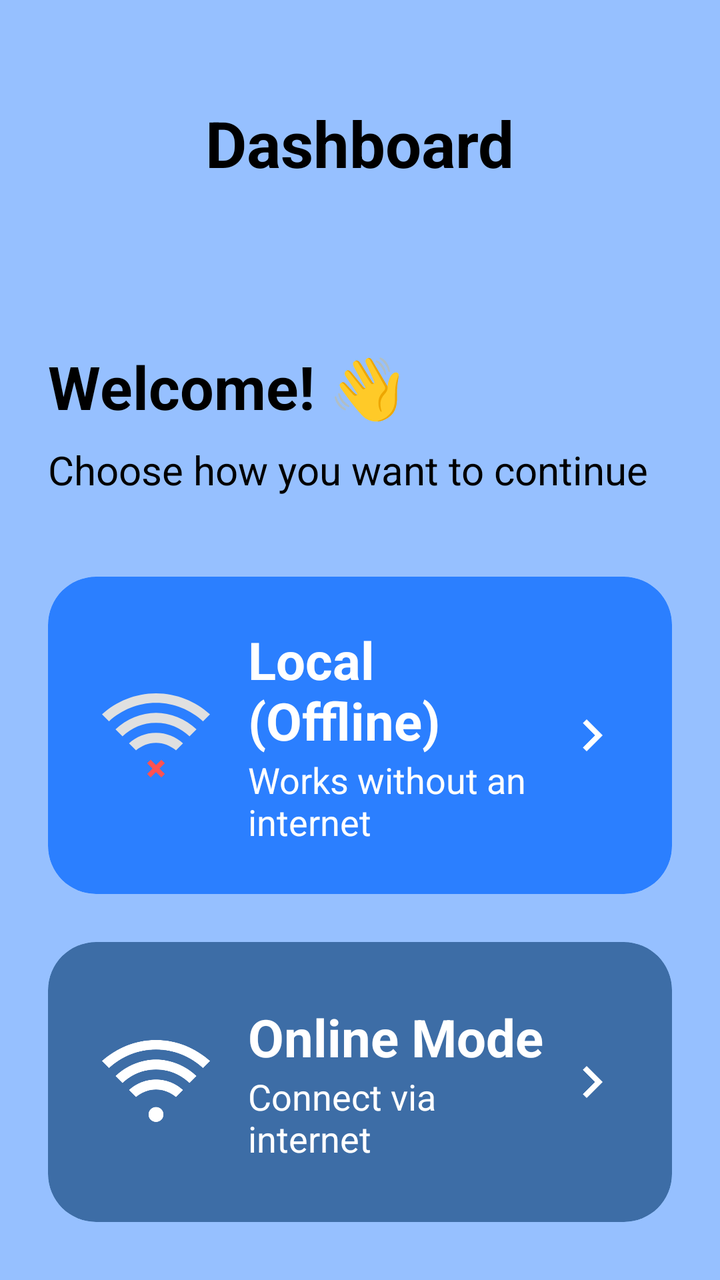
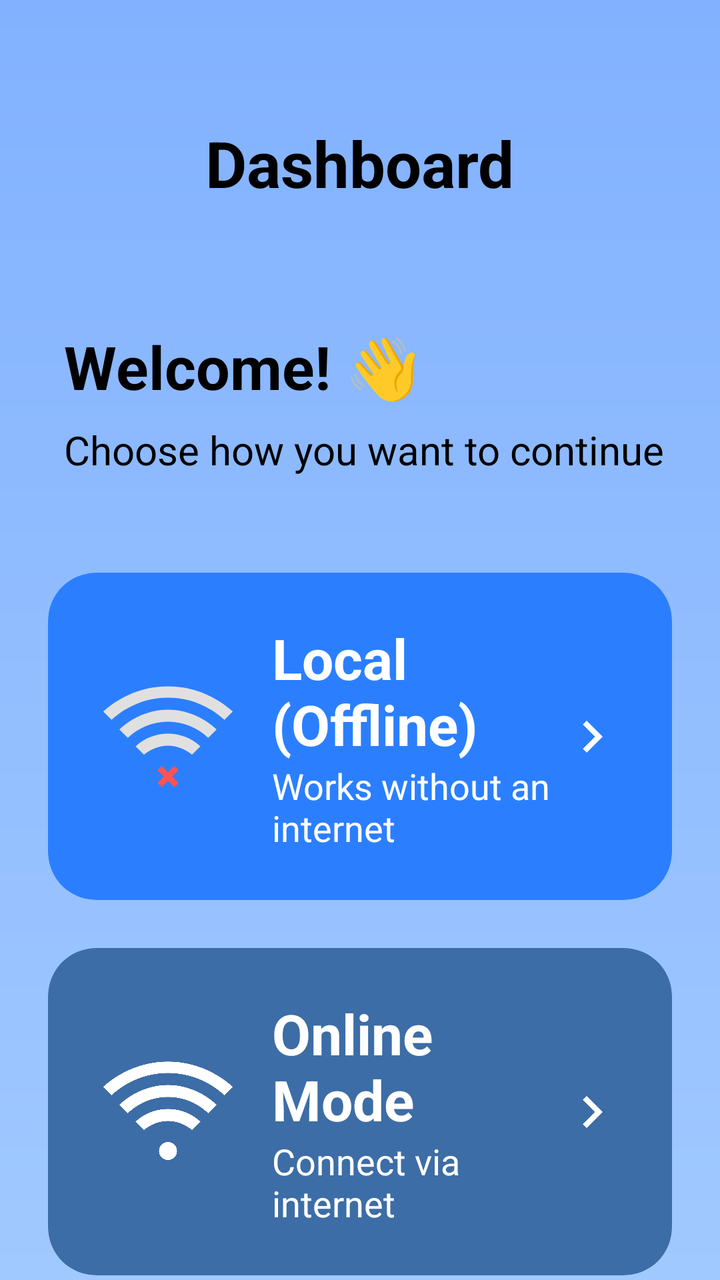

Two renders of the same Android screen: before a commit and after it. Below are the layout's source before the change and the commit's diff.
<!-- AndroidManifest.xml: application theme Theme.LuminaPoll -->
<!-- res/layout/dashboard_activity_home.xml -->
<?xml version="1.0" encoding="utf-8"?>
<FrameLayout xmlns:android="http://schemas.android.com/apk/res/android"
    xmlns:app="http://schemas.android.com/apk/res-auto"
    xmlns:tools="http://schemas.android.com/tools"
    android:id="@+id/main"
    android:layout_width="match_parent"
    android:layout_height="match_parent"
    android:background="@color/color_l75">

    <androidx.core.widget.NestedScrollView
        android:layout_width="match_parent"
        android:layout_height="match_parent"
        android:fillViewport="true">

        <androidx.constraintlayout.widget.ConstraintLayout
            android:layout_width="match_parent"
            android:layout_height="wrap_content"
            android:paddingTop="@dimen/margin_top"
            android:paddingBottom="@dimen/spacing_large">

            <TextView
                android:id="@+id/dashboard_title"
                android:layout_width="wrap_content"
                android:layout_height="wrap_content"
                android:text="@string/dashboard_title"
                android:textColor="@color/black"
                android:textSize="32sp"
                android:textStyle="bold"
                app:layout_constraintEnd_toEndOf="parent"
                app:layout_constraintStart_toStartOf="parent"
                app:layout_constraintTop_toTopOf="parent" />

            <TextView
                android:id="@+id/welcome_label"
                android:layout_width="wrap_content"
                android:layout_height="wrap_content"
                android:layout_marginStart="@dimen/spacing_large"
                android:layout_marginTop="80dp"
                android:text="@string/welcome_title"
                android:textColor="@color/black"
                android:textSize="30sp"
                android:textStyle="bold"
                app:layout_constraintStart_toStartOf="parent"
                app:layout_constraintTop_toBottomOf="@id/dashboard_title" />

            <TextView
                android:id="@+id/instruction_label"
                android:layout_width="wrap_content"
                android:layout_height="wrap_content"
                android:layout_marginStart="@dimen/spacing_large"
                android:layout_marginTop="@dimen/spacing_small"
                android:text="@string/choose_mode_instruction"
                android:textColor="@color/black"
                android:textSize="20sp"
                app:layout_constraintStart_toStartOf="parent"
                app:layout_constraintTop_toBottomOf="@id/welcome_label" />

            
            <androidx.cardview.widget.CardView
                android:id="@+id/mode_local"
                android:layout_width="match_parent"
                android:layout_height="wrap_content"
                android:layout_marginHorizontal="@dimen/spacing_large"
                android:layout_marginTop="40dp"
                android:clickable="true"
                android:focusable="true"
                android:foreground="?attr/selectableItemBackground"
                app:cardBackgroundColor="@color/color_l200"
                app:cardCornerRadius="@dimen/corner_radius_card"
                app:cardElevation="0dp"
                app:layout_constraintTop_toBottomOf="@id/instruction_label">

                <androidx.constraintlayout.widget.ConstraintLayout
                    android:layout_width="match_parent"
                    android:layout_height="wrap_content"
                    android:minHeight="140dp"
                    android:padding="@dimen/spacing_large">

                    <ImageView
                        android:id="@+id/local_icon"
                        android:layout_width="60dp"
                        android:layout_height="60dp"
                        android:src="@drawable/ic_no_net"
                        app:layout_constraintBottom_toBottomOf="parent"
                        app:layout_constraintStart_toStartOf="parent"
                        app:layout_constraintTop_toTopOf="parent" />

                    <TextView
                        android:id="@+id/local_mode_title"
                        android:layout_width="0dp"
                        android:layout_height="wrap_content"
                        android:layout_marginStart="@dimen/spacing_medium"
                        android:text="@string/local_mode_title"
                        android:textColor="@color/white"
                        android:textSize="26sp"
                        android:textStyle="bold"
                        app:layout_constraintBottom_toTopOf="@id/local_mode_sub"
                        app:layout_constraintEnd_toStartOf="@id/local_arrow"
                        app:layout_constraintStart_toEndOf="@id/local_icon"
                        app:layout_constraintTop_toTopOf="parent"
                        app:layout_constraintVertical_chainStyle="packed" />

                    <TextView
                        android:id="@+id/local_mode_sub"
                        android:layout_width="0dp"
                        android:layout_height="wrap_content"
                        android:text="@string/local_mode_desc"
                        android:textColor="@color/white"
                        android:textSize="18sp"
                        app:layout_constraintBottom_toBottomOf="parent"
                        app:layout_constraintEnd_toStartOf="@id/local_arrow"
                        app:layout_constraintStart_toStartOf="@id/local_mode_title"
                        app:layout_constraintTop_toBottomOf="@id/local_mode_title" />

                    <ImageView
                        android:id="@+id/local_arrow"
                        android:layout_width="32dp"
                        android:layout_height="32dp"
                        android:src="@drawable/ic_next_arrow"
                        app:layout_constraintBottom_toBottomOf="parent"
                        app:layout_constraintEnd_toEndOf="parent"
                        app:layout_constraintTop_toTopOf="parent"
                        app:tint="@color/white" />

                </androidx.constraintlayout.widget.ConstraintLayout>
            </androidx.cardview.widget.CardView>

            
            <androidx.cardview.widget.CardView
                android:id="@+id/mode_online"
                android:layout_width="match_parent"
                android:layout_height="wrap_content"
                android:layout_marginHorizontal="@dimen/spacing_large"
                android:layout_marginTop="@dimen/spacing_large"
                android:clickable="true"
                android:focusable="true"
                android:foreground="?attr/selectableItemBackground"
                app:cardBackgroundColor="@color/color_d300"
                app:cardCornerRadius="@dimen/corner_radius_card"
                app:cardElevation="0dp"
                app:layout_constraintTop_toBottomOf="@id/mode_local">

                <androidx.constraintlayout.widget.ConstraintLayout
                    android:layout_width="match_parent"
                    android:layout_height="wrap_content"
                    android:minHeight="140dp"
                    android:padding="@dimen/spacing_large">

                    <ImageView
                        android:id="@+id/online_icon"
                        android:layout_width="60dp"
                        android:layout_height="60dp"
                        android:src="@drawable/ic_net"
                        app:layout_constraintBottom_toBottomOf="parent"
                        app:layout_constraintStart_toStartOf="parent"
                        app:layout_constraintTop_toTopOf="parent"
                        app:tint="@color/white" />

                    <TextView
                        android:id="@+id/online_mode_title"
                        android:layout_width="0dp"
                        android:layout_height="wrap_content"
                        android:layout_marginStart="@dimen/spacing_medium"
                        android:text="@string/online_mode_title"
                        android:textColor="@color/white"
                        android:textSize="26sp"
                        android:textStyle="bold"
                        app:layout_constraintBottom_toTopOf="@id/online_mode_sub"
                        app:layout_constraintEnd_toStartOf="@id/online_arrow"
                        app:layout_constraintStart_toEndOf="@id/online_icon"
                        app:layout_constraintTop_toTopOf="parent"
                        app:layout_constraintVertical_chainStyle="packed" />

                    <TextView
                        android:id="@+id/online_mode_sub"
                        android:layout_width="0dp"
                        android:layout_height="wrap_content"
                        android:text="@string/online_mode_desc"
                        android:textColor="@color/white"
                        android:textSize="18sp"
                        app:layout_constraintBottom_toBottomOf="parent"
                        app:layout_constraintEnd_toStartOf="@id/online_arrow"
                        app:layout_constraintStart_toStartOf="@id/online_mode_title"
                        app:layout_constraintTop_toBottomOf="@id/online_mode_title" />

                    <ImageView
                        android:id="@+id/online_arrow"
                        android:layout_width="32dp"
                        android:layout_height="32dp"
                        android:src="@drawable/ic_next_arrow"
                        app:layout_constraintBottom_toBottomOf="parent"
                        app:layout_constraintEnd_toEndOf="parent"
                        app:layout_constraintTop_toTopOf="parent"
                        app:tint="@color/white" />

                </androidx.constraintlayout.widget.ConstraintLayout>
            </androidx.cardview.widget.CardView>

        </androidx.constraintlayout.widget.ConstraintLayout>
    </androidx.core.widget.NestedScrollView>
</FrameLayout>
<!-- resources referenced by this layout -->
<resources>
  <color name="black">#FF000000</color>
  <color name="color_d300">#3D6DA6</color>
  <color name="color_l200">#2B7FFF</color>
  <color name="color_l75">#96C0FF</color>
  <color name="white">#FFFFFFFF</color>
  <dimen name="corner_radius_card">24dp</dimen>
  <dimen name="margin_top">50dp</dimen>
  <dimen name="spacing_large">24dp</dimen>
  <dimen name="spacing_medium">16dp</dimen>
  <dimen name="spacing_small">8dp</dimen>
  <!-- drawable ic_net (drawable) -->
  <vector xmlns:android="http://schemas.android.com/apk/res/android"
      android:width="24dp"
      android:height="24dp"
      android:viewportWidth="24"
      android:viewportHeight="24">
      <path
          android:fillColor="#FFFFFF"
          android:pathData="M12,5.5C8.4,5.5 5.1,6.9 2.6,9.2L1.2,7.8C4.1,5.2 7.9,3.6 12,3.6s7.9,1.6 10.8,4.2l-1.4,1.4C18.9,6.9 15.6,5.5 12,5.5z"/>
      <path
          android:fillColor="#FFFFFF"
          android:pathData="M12,9.5C9.4,9.5 7.1,10.5 5.3,12.2l-1.4,-1.4c2.2,-2.1 5.2,-3.3 8.1,-3.3s5.9,1.2 8.1,3.3l-1.4,1.4C16.9,10.5 14.6,9.5 12,9.5z"/>
      <path
          android:fillColor="#FFFFFF"
          android:pathData="M12,13.5c-1.5,0 -2.9,0.6 -4,1.5l-1.4,-1.4c1.4,-1.3 3.3,-2.1 5.4,-2.1s4,0.8 5.4,2.1l-1.4,1.4C14.9,14.1 13.5,13.5 12,13.5z"/>
      <path
          android:fillColor="#FFFFFF"
          android:pathData="M12,18.5m-1.5,0a1.5,1.5 0,1 1,3 0a1.5,1.5 0,1 1,-3 0"/>
  </vector>
  <!-- drawable ic_next_arrow (drawable) -->
  <vector xmlns:android="http://schemas.android.com/apk/res/android"
      android:width="32dp"
      android:height="32dp"
      android:viewportWidth="24"
      android:viewportHeight="24">
      <path
          android:fillColor="@android:color/white"
          android:pathData="M8.59,16.59L13.17,12L8.59,7.41L10,6l6,6l-6,6L8.59,16.59z" />
  </vector>
  <!-- drawable ic_no_net (drawable) -->
  <vector xmlns:android="http://schemas.android.com/apk/res/android"
      android:width="24dp"
      android:height="24dp"
      android:viewportWidth="24"
      android:viewportHeight="24">
      <path
          android:fillColor="#E0E0E0"
          android:pathData="M12,5.5C8.4,5.5 5.1,6.9 2.6,9.2L1.2,7.8C4.1,5.2 7.9,3.6 12,3.6s7.9,1.6 10.8,4.2l-1.4,1.4C18.9,6.9 15.6,5.5 12,5.5z"/>
      <path
          android:fillColor="#E0E0E0"
          android:pathData="M12,9.5C9.4,9.5 7.1,10.5 5.3,12.2l-1.4,-1.4c2.2,-2.1 5.2,-3.3 8.1,-3.3s5.9,1.2 8.1,3.3l-1.4,1.4C16.9,10.5 14.6,9.5 12,9.5z"/>
      <path
          android:fillColor="#E0E0E0"
          android:pathData="M12,13.5c-1.5,0 -2.9,0.6 -4,1.5l-1.4,-1.4c1.4,-1.3 3.3,-2.1 5.4,-2.1s4,0.8 5.4,2.1l-1.4,1.4C14.9,14.1 13.5,13.5 12,13.5z"/>
      
      <path
          android:fillColor="#FF5252"
          android:pathData="M12,17.94l1.06,-1.06l0.71,0.71l-1.06,1.06l1.06,1.06l-0.71,0.71l-1.06,-1.06l-1.06,1.06l-0.71,-0.71l1.06,-1.06l-1.06,-1.06l0.71,-0.71z"/>
  </vector>
  <string name="choose_mode_instruction">Choose how you want to continue</string>
  <string name="dashboard_title">Dashboard</string>
  <string name="local_mode_desc">Works without an internet</string>
  <string name="local_mode_title">Local (Offline)</string>
  <string name="online_mode_desc">Connect via internet</string>
  <string name="online_mode_title">Online Mode</string>
  <string name="welcome_title">Welcome! 👋</string>
  <style name="Theme.LuminaPoll" parent="Theme.AppCompat.DayNight.NoActionBar">
          <item name="colorPrimary">@color/primary_purple</item>
          <item name="android:statusBarColor">@android:color/transparent</item>
          <item name="android:navigationBarColor">@android:color/transparent</item>
      </style>
  <color name="primary_purple">@color/color_v300</color>
  <color name="color_v300">#7400CC</color>
</resources>

<!-- the commit's change to res/layout/dashboard_activity_home.xml (unified diff, before → after) -->
@@ -5,7 +5,7 @@
     android:id="@+id/main"
     android:layout_width="match_parent"
     android:layout_height="match_parent"
-    android:background="@color/color_l75">
+    android:background="@drawable/bg_home_gradient">
 
     <androidx.core.widget.NestedScrollView
         android:layout_width="match_parent"
@@ -15,14 +15,14 @@
         <androidx.constraintlayout.widget.ConstraintLayout
             android:layout_width="match_parent"
             android:layout_height="wrap_content"
-            android:paddingTop="@dimen/margin_top"
+            android:paddingTop="60dp"
             android:paddingBottom="@dimen/spacing_large">
 
             <TextView
                 android:id="@+id/dashboard_title"
                 android:layout_width="wrap_content"
                 android:layout_height="wrap_content"
-                android:text="@string/dashboard_title"
+                android:text="Dashboard"
                 android:textColor="@color/black"
                 android:textSize="32sp"
                 android:textStyle="bold"
@@ -34,9 +34,9 @@
                 android:id="@+id/welcome_label"
                 android:layout_width="wrap_content"
                 android:layout_height="wrap_content"
-                android:layout_marginStart="@dimen/spacing_large"
-                android:layout_marginTop="80dp"
-                android:text="@string/welcome_title"
+                android:layout_marginStart="32dp"
+                android:layout_marginTop="60dp"
+                android:text="Welcome! 👋"
                 android:textColor="@color/black"
                 android:textSize="30sp"
                 android:textStyle="bold"
@@ -47,9 +47,9 @@
                 android:id="@+id/instruction_label"
                 android:layout_width="wrap_content"
                 android:layout_height="wrap_content"
-                android:layout_marginStart="@dimen/spacing_large"
-                android:layout_marginTop="@dimen/spacing_small"
-                android:text="@string/choose_mode_instruction"
+                android:layout_marginStart="32dp"
+                android:layout_marginTop="8dp"
+                android:text="Choose how you want to continue"
                 android:textColor="@color/black"
                 android:textSize="20sp"
                 app:layout_constraintStart_toStartOf="parent"
@@ -60,26 +60,26 @@
                 android:id="@+id/mode_local"
                 android:layout_width="match_parent"
                 android:layout_height="wrap_content"
-                android:layout_marginHorizontal="@dimen/spacing_large"
-                android:layout_marginTop="40dp"
+                android:layout_marginHorizontal="24dp"
+                android:layout_marginTop="48dp"
                 android:clickable="true"
                 android:focusable="true"
                 android:foreground="?attr/selectableItemBackground"
                 app:cardBackgroundColor="@color/color_l200"
-                app:cardCornerRadius="@dimen/corner_radius_card"
+                app:cardCornerRadius="24dp"
                 app:cardElevation="0dp"
                 app:layout_constraintTop_toBottomOf="@id/instruction_label">
 
                 <androidx.constraintlayout.widget.ConstraintLayout
                     android:layout_width="match_parent"
                     android:layout_height="wrap_content"
-                    android:minHeight="140dp"
-                    android:padding="@dimen/spacing_large">
+                    android:minHeight="160dp"
+                    android:padding="24dp">
 
                     <ImageView
                         android:id="@+id/local_icon"
-                        android:layout_width="60dp"
-                        android:layout_height="60dp"
+                        android:layout_width="72dp"
+                        android:layout_height="72dp"
                         android:src="@drawable/ic_no_net"
                         app:layout_constraintBottom_toBottomOf="parent"
                         app:layout_constraintStart_toStartOf="parent"
@@ -89,10 +89,10 @@
                         android:id="@+id/local_mode_title"
                         android:layout_width="0dp"
                         android:layout_height="wrap_content"
-                        android:layout_marginStart="@dimen/spacing_medium"
-                        android:text="@string/local_mode_title"
-                        android:textColor="@color/white"
-                        android:textSize="26sp"
+                        android:layout_marginStart="16dp"
+                        android:text="Local (Offline)"
+                        android:textColor="@color/white"
+                        android:textSize="28sp"
                         android:textStyle="bold"
                         app:layout_constraintBottom_toTopOf="@id/local_mode_sub"
                         app:layout_constraintEnd_toStartOf="@id/local_arrow"
@@ -104,7 +104,7 @@
                         android:id="@+id/local_mode_sub"
                         android:layout_width="0dp"
                         android:layout_height="wrap_content"
-                        android:text="@string/local_mode_desc"
+                        android:text="Works without an internet"
                         android:textColor="@color/white"
                         android:textSize="18sp"
                         app:layout_constraintBottom_toBottomOf="parent"
@@ -130,26 +130,26 @@
                 android:id="@+id/mode_online"
                 android:layout_width="match_parent"
                 android:layout_height="wrap_content"
-                android:layout_marginHorizontal="@dimen/spacing_large"
-                android:layout_marginTop="@dimen/spacing_large"
+                android:layout_marginHorizontal="24dp"
+                android:layout_marginTop="24dp"
                 android:clickable="true"
                 android:focusable="true"
                 android:foreground="?attr/selectableItemBackground"
                 app:cardBackgroundColor="@color/color_d300"
-                app:cardCornerRadius="@dimen/corner_radius_card"
+                app:cardCornerRadius="24dp"
                 app:cardElevation="0dp"
                 app:layout_constraintTop_toBottomOf="@id/mode_local">
 
                 <androidx.constraintlayout.widget.ConstraintLayout
                     android:layout_width="match_parent"
                     android:layout_height="wrap_content"
-                    android:minHeight="140dp"
-                    android:padding="@dimen/spacing_large">
+                    android:minHeight="160dp"
+                    android:padding="24dp">
 
                     <ImageView
                         android:id="@+id/online_icon"
-                        android:layout_width="60dp"
-                        android:layout_height="60dp"
+                        android:layout_width="72dp"
+                        android:layout_height="72dp"
                         android:src="@drawable/ic_net"
                         app:layout_constraintBottom_toBottomOf="parent"
                         app:layout_constraintStart_toStartOf="parent"
@@ -160,10 +160,10 @@
                         android:id="@+id/online_mode_title"
                         android:layout_width="0dp"
                         android:layout_height="wrap_content"
-                        android:layout_marginStart="@dimen/spacing_medium"
-                        android:text="@string/online_mode_title"
-                        android:textColor="@color/white"
-                        android:textSize="26sp"
+                        android:layout_marginStart="16dp"
+                        android:text="Online Mode"
+                        android:textColor="@color/white"
+                        android:textSize="28sp"
                         android:textStyle="bold"
                         app:layout_constraintBottom_toTopOf="@id/online_mode_sub"
                         app:layout_constraintEnd_toStartOf="@id/online_arrow"
@@ -175,7 +175,7 @@
                         android:id="@+id/online_mode_sub"
                         android:layout_width="0dp"
                         android:layout_height="wrap_content"
-                        android:text="@string/online_mode_desc"
+                        android:text="Connect via internet"
                         android:textColor="@color/white"
                         android:textSize="18sp"
                         app:layout_constraintBottom_toBottomOf="parent"
<!-- resource entries referenced after the edit -->
@@ -3,13 +3,18 @@
   <color name="black">#FF000000</color>
   <color name="color_d300">#3D6DA6</color>
   <color name="color_l200">#2B7FFF</color>
-  <color name="color_l75">#96C0FF</color>
   <color name="white">#FFFFFFFF</color>
-  <dimen name="corner_radius_card">24dp</dimen>
-  <dimen name="margin_top">50dp</dimen>
   <dimen name="spacing_large">24dp</dimen>
-  <dimen name="spacing_medium">16dp</dimen>
-  <dimen name="spacing_small">8dp</dimen>
+  <!-- drawable bg_home_gradient (drawable) -->
+  <?xml version="1.0" encoding="utf-8"?>
+  <shape xmlns:android="http://schemas.android.com/apk/res/android"
+      android:shape="rectangle">
+      <gradient
+          android:angle="270"
+          android:endColor="#A0C9FF"
+          android:startColor="#82B1FF"
+          android:type="linear" />
+  </shape>
   <!-- drawable ic_net (drawable) -->
   <vector xmlns:android="http://schemas.android.com/apk/res/android"
       android:width="24dp"
@@ -59,19 +64,15 @@
           android:fillColor="#FF5252"
           android:pathData="M12,17.94l1.06,-1.06l0.71,0.71l-1.06,1.06l1.06,1.06l-0.71,0.71l-1.06,-1.06l-1.06,1.06l-0.71,-0.71l1.06,-1.06l-1.06,-1.06l0.71,-0.71z"/>
   </vector>
-  <string name="choose_mode_instruction">Choose how you want to continue</string>
-  <string name="dashboard_title">Dashboard</string>
-  <string name="local_mode_desc">Works without an internet</string>
-  <string name="local_mode_title">Local (Offline)</string>
-  <string name="online_mode_desc">Connect via internet</string>
-  <string name="online_mode_title">Online Mode</string>
-  <string name="welcome_title">Welcome! 👋</string>
   <style name="Theme.LuminaPoll" parent="Theme.AppCompat.DayNight.NoActionBar">
-          <item name="colorPrimary">@color/primary_purple</item>
+          <item name="colorPrimary">?attr/colorModePrimary</item>
           <item name="android:statusBarColor">@android:color/transparent</item>
           <item name="android:navigationBarColor">@android:color/transparent</item>
+          <item name="android:windowBackground">?attr/colorModeBackground</item>
+          
+          
+          <item name="colorModeSecondary">@color/white</item>
+          <item name="colorModeButtonText">@color/white</item>
       </style>
-  <color name="primary_purple">@color/color_v300</color>
-  <color name="color_v300">#7400CC</color>
 </resources>
 
